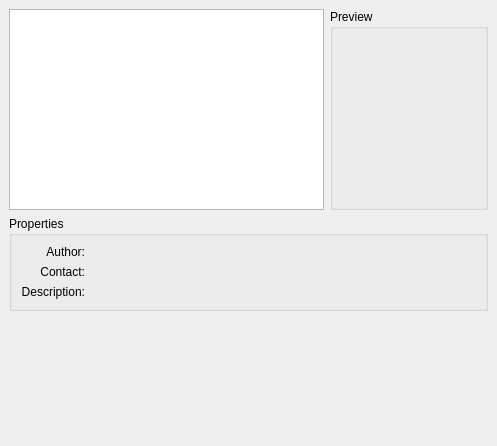
Before: the Qt Designer form kajongg/src/tilesetselector.ui in jsj2008/kdegames, drawn with Qt 5.
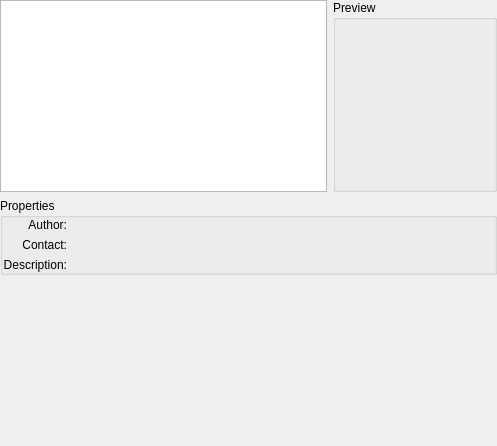
After: the same form once the commit is applied.

Commit message: Config dialogs: Waste less space for double margins

```diff
--- a/kajongg/src/tilesetselector.ui
+++ b/kajongg/src/tilesetselector.ui
@@ -20,7 +20,7 @@
     <number>6</number>
    </property>
    <property name="margin" >
-    <number>9</number>
+    <number>0</number>
    </property>
    <item>
     <layout class="QHBoxLayout" >
@@ -62,7 +62,7 @@
          <number>6</number>
         </property>
         <property name="margin" >
-         <number>9</number>
+         <number>0</number>
         </property>
         <item>
          <widget class="QWidget" native="1" name="tilesetPreview" >
@@ -95,7 +95,7 @@
        <number>6</number>
       </property>
       <property name="margin" >
-       <number>9</number>
+       <number>0</number>
       </property>
       <item>
        <layout class="QVBoxLayout" >
```
The commit also changes 3 other files.
